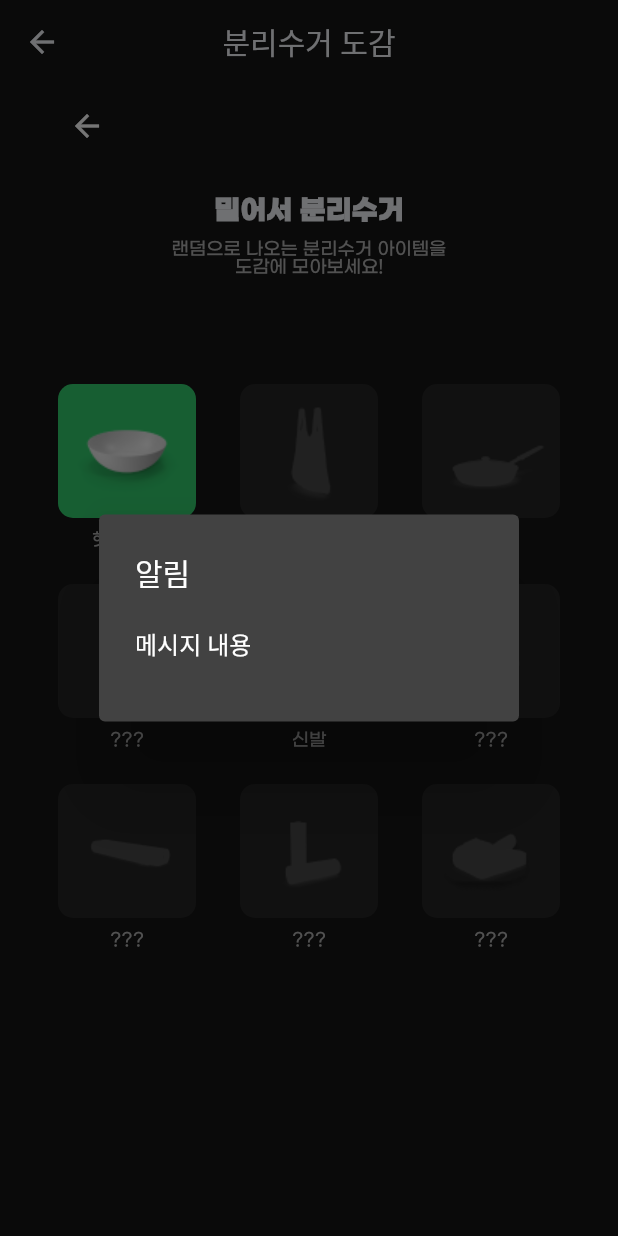
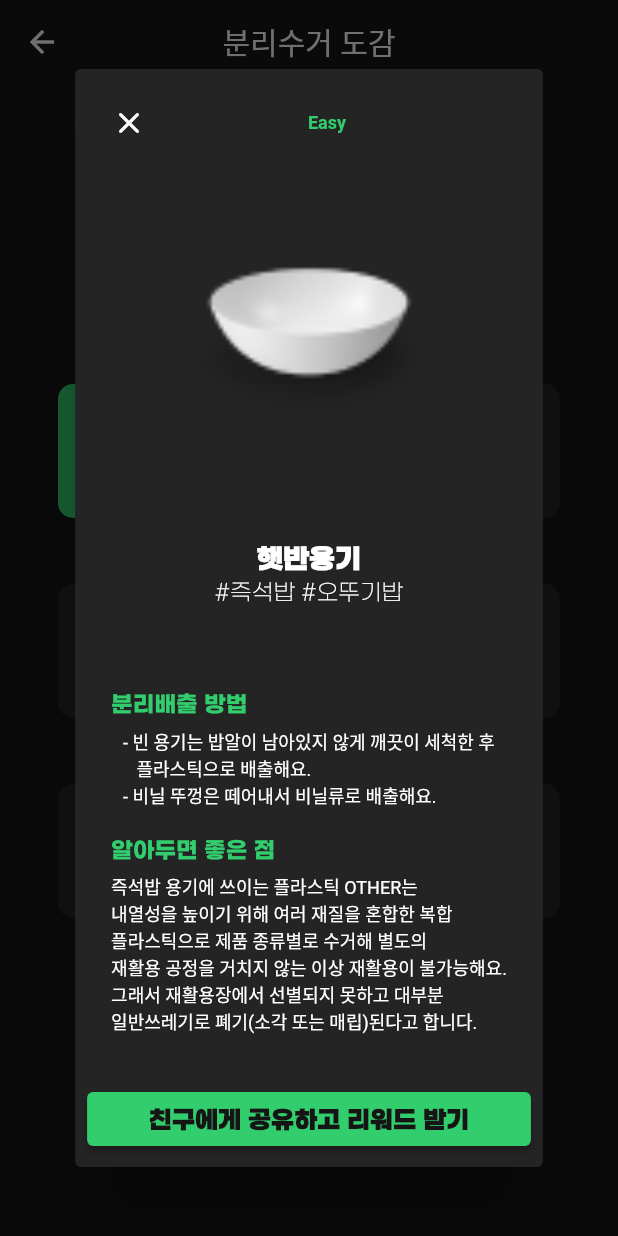
Before and after one commit to haram22/sessakthon, a Flutter app: the CollectionPage screen opened directly, after a tap on "햇반용기", on a phone screen of 412 x 824 dp. Run offline on Flutter 3.47's test engine with Material 2 defaults, Android fonts, the phone set to English and light mode, and no system bars; our stand-ins replace flutter_cache_manager, flutter_screenutil; missing offline and left inert: async_wallpaper, circle_progress_bar, flame_splash_screen, screen_state; Roboto replaces fonts that are missing (pretendard); project files that could hold a hidden picture were left out.

Commit message:
Jinseo 1차 완료

```diff
--- a/lib/View/collection/collectionComp.dart
+++ b/lib/View/collection/collectionComp.dart
@@ -17,47 +17,56 @@ class _CollectionPageState extends State<CollectionPage> {
         image: "assets/collection/hetbahn.png",
         name: "햇반용기",
         isCollected: true,
-        color: mainColor_green),
+        color: mainColor_green,
+        tier: "Easy"),
     CollectionItem(
         image: "assets/collection/vinyl.png",
         name: "???",
         isCollected: false,
-        color: const Color(0xFF242424)),
+        color: const Color(0xFF242424),
+        tier: "Easy"),
     CollectionItem(
         image: "assets/collection/pan.png",
         name: "???",
         isCollected: false,
-        color: const Color(0xFF242424)),
+        color: const Color(0xFF242424),
+        tier: "Easy"),
     CollectionItem(
         image: "assets/collection/tint.png",
         name: "???",
         isCollected: false,
-        color: const Color(0xFF242424)),
+        color: const Color(0xFF242424),
+        tier: "Medium"),
     CollectionItem(
         image: "assets/collection/shoes.png",
         name: "신발",
         isCollected: true,
-        color: const Color(0xFFFF6464)),
+        color: const Color(0xFFFF8328),
+        tier: "Medium"),
     CollectionItem(
         image: "assets/collection/hanger.png",
         name: "???",
         isCollected: false,
-        color: const Color(0xFF242424)),
+        color: const Color(0xFF242424),
+        tier: "Medium"),
     CollectionItem(
         image: "assets/collection/unknown1.png",
         name: "???",
         isCollected: false,
-        color: const Color(0xFF242424)),
+        color: const Color(0xFF242424),
+        tier: "Hard"),
     CollectionItem(
         image: "assets/collection/battery.png",
         name: "???",
         isCollected: false,
-        color: const Color(0xFF242424)),
+        color: const Color(0xFF242424),
+        tier: "Hard"),
     CollectionItem(
         image: "assets/collection/unknown2.png",
         name: "???",
         isCollected: false,
-        color: const Color(0xFF242424)),
+        color: const Color(0xFF242424),
+        tier: "Hard"),
   ];
   @override
   Widget build(BuildContext context) {
@@ -161,10 +170,12 @@ class CollectionItem {
     required this.name,
     required this.isCollected,
     required this.color,
+    required this.tier,
   });
 
   String image;
   String name;
   bool isCollected;
   Color color;
+  String tier;
 }
--- a/lib/View/collection/collectionDetail.dart
+++ b/lib/View/collection/collectionDetail.dart
@@ -1,14 +1,116 @@
 import 'package:flutter/material.dart';
 import 'package:pj1/View/collection/collectionComp.dart';
+import 'package:pj1/theme/colors.dart';
+import 'package:pj1/theme/textStyle.dart';
 
 void showAlertDialog(BuildContext context, CollectionItem item) {
   showDialog(
     context: context,
     builder: (BuildContext context) {
-      return const AlertDialog(
-        title: Text('알림'),
-        content: Text('메시지 내용'),
-        actions: [],
+      return AlertDialog(
+        backgroundColor: const Color(0xff242424),
+        title: Row(
+          mainAxisAlignment: MainAxisAlignment.spaceBetween,
+          children: [
+            GestureDetector(
+              child: const Icon(Icons.close_rounded),
+              onTap: () => Navigator.pop(context),
+            ),
+            Text(
+              item.tier,
+              style: title2(color: item.color),
+            ),
+            const SizedBox.shrink(),
+          ],
+        ),
+        content: SingleChildScrollView(
+          child: Column(
+            mainAxisSize: MainAxisSize.max,
+            children: [
+              Image.asset(
+                item.image,
+                width: 200,
+                height: 200,
+                fit: BoxFit.cover,
+              ),
+              const SizedBox(height: 50),
+              Text(
+                item.name,
+                style: title1(),
+              ),
+              const SizedBox(height: 5),
+              const Text(
+                "#즉석밥 #오뚜기밥",
+                style: TextStyle(
+                  fontFamily: 'gmarket',
+                  fontWeight: FontWeight.w100,
+                  fontSize: 15,
+                ),
+              ),
+              const SizedBox(height: 60),
+              const Row(
+                children: [
+                  Text(
+                    "분리배출 방법",
+                    textAlign: TextAlign.left,
+                    style: TextStyle(
+                      fontFamily: 'gmarket',
+                      fontWeight: FontWeight.w500,
+                      fontSize: 15,
+                      color: mainColor_green,
+                    ),
+                  ),
+                ],
+              ),
+              const SizedBox(height: 8),
+              Text(
+                "- 빈 용기는 밥알이 남아있지 않게 깨끗이 세척한 후\n   플라스틱으로 배출해요.\n- 비닐 뚜껑은 떼어내서 비닐류로 배출해요.",
+                style: subtitle1(),
+              ),
+              const SizedBox(height: 20),
+              item.isCollected
+                  ? Column(
+                      children: [
+                        const Row(
+                          children: [
+                            Text(
+                              "알아두면 좋은 점",
+                              textAlign: TextAlign.left,
+                              style: TextStyle(
+                                fontFamily: 'gmarket',
+                                fontWeight: FontWeight.w500,
+                                fontSize: 15,
+                                color: mainColor_green,
+                              ),
+                            ),
+                          ],
+                        ),
+                        const SizedBox(height: 8),
+                        Text(
+                          "즉석밥 용기에 쓰이는 플라스틱 OTHER는\n내열성을 높이기 위해 여러 재질을 혼합한 복합\n플라스틱으로 제품 종류별로 수거해 별도의\n재활용 공정을 거치지 않는 이상 재활용이 불가능해요.\n그래서 재활용장에서 선별되지 못하고 대부분\n일반쓰레기로 폐기(소각 또는 매립)된다고 합니다.",
+                          style: subtitle1(),
+                        ),
+                      ],
+                    )
+                  : const SizedBox(height: 115),
+            ],
+          ),
+        ),
+        actions: [
+          ElevatedButton(
+            onPressed: item.isCollected ? () {} : null,
+            style: ElevatedButton.styleFrom(backgroundColor: mainColor_green),
+            child: Row(
+              mainAxisAlignment: MainAxisAlignment.center,
+              children: [
+                Text(
+                  "친구에게 공유하고 리워드 받기",
+                  style: button(color: mainColor_black),
+                ),
+              ],
+            ),
+          ),
+        ],
       );
     },
   );
--- a/lib/View/home/homeView.dart
+++ b/lib/View/home/homeView.dart
@@ -1,6 +1,6 @@
 import 'package:flutter/material.dart';
-import 'package:flutter/services.dart';
 import 'package:pj1/View/challenge/challengeView.dart';
+import 'package:pj1/View/collection/collectionComp.dart';
 import 'package:pj1/View/reward/dashBoard.dart';
 import 'package:pj1/theme/colors.dart';
 import 'package:circle_progress_bar/circle_progress_bar.dart';
@@ -21,7 +21,7 @@ class _bottomNaviState extends State<bottomNavi> {
 
   static const List<Widget> _widgetOptions = <Widget>[
     HomeView(),
-    DashBoardPage(),
+    CollectionPage(),
     challengeView(),
     DashBoardPage()
   ];
@@ -169,7 +169,7 @@ class _HomeViewState extends State<HomeView> {
           ),
         ),
         Padding(
-            padding: EdgeInsets.only(top: 10.0),
+            padding: const EdgeInsets.only(top: 10.0),
             child: Image.asset(
               'assets/homeTooltip.png',
               width: 120,
```
